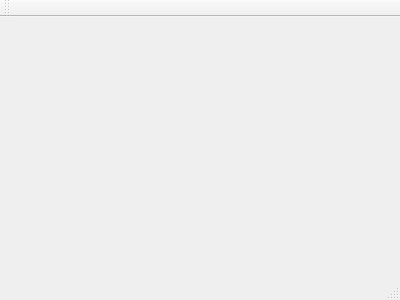
Above: mainwindow.ui from frazzyfin/SLD before the change. Below: the same form after it.
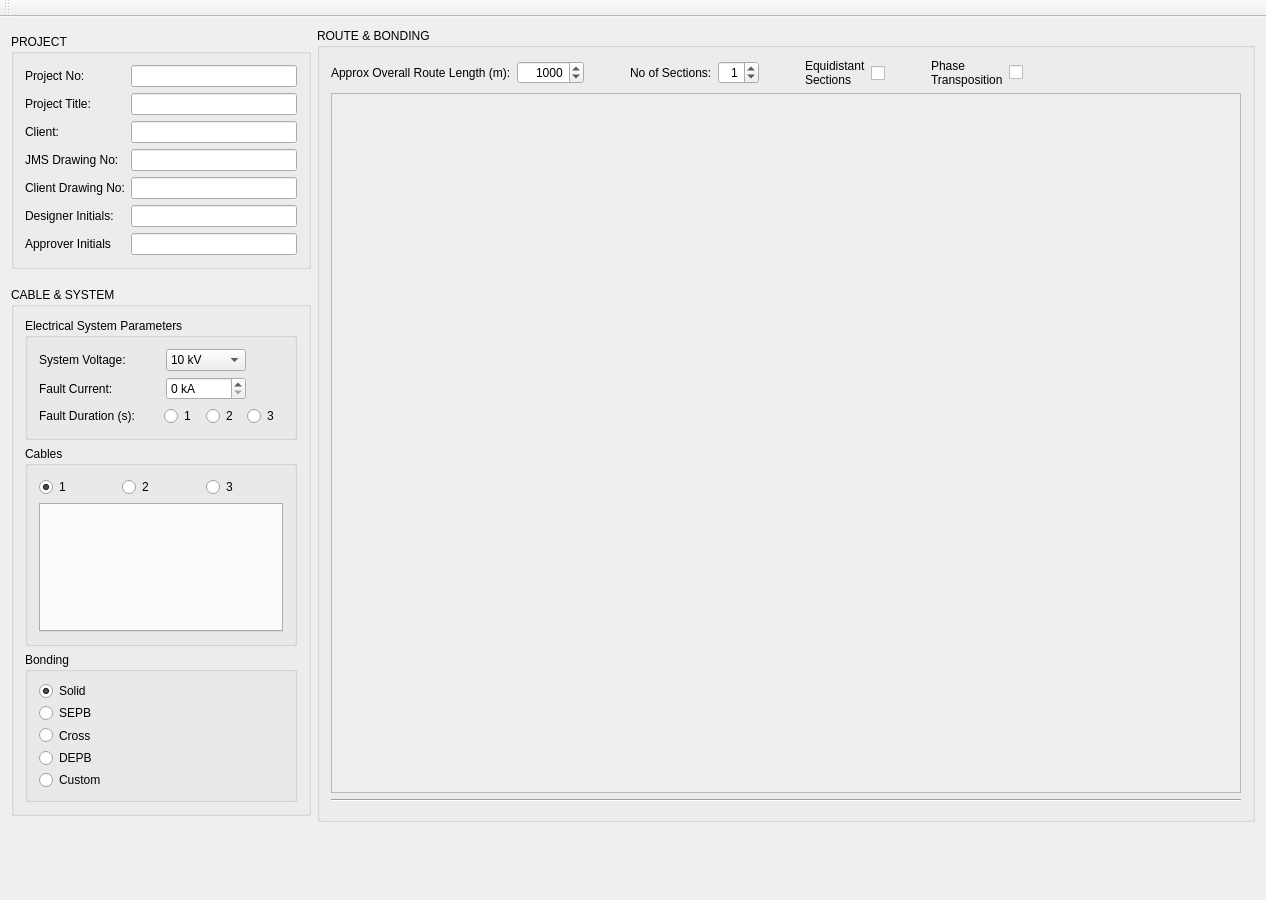
That is the form after the change. Custom widgets are drawn as their Qt base class.

Commit message: First draft of UI - Added a lot of ui elements

```diff
--- a/mainwindow.ui
+++ b/mainwindow.ui
@@ -1,24 +1,773 @@
 <ui version="4.0">
  <class>MainWindow</class>
- <widget class="QMainWindow" name="MainWindow" >
-  <property name="geometry" >
+ <widget class="QMainWindow" name="MainWindow">
+  <property name="geometry">
    <rect>
     <x>0</x>
     <y>0</y>
-    <width>400</width>
-    <height>300</height>
+    <width>1266</width>
+    <height>900</height>
    </rect>
   </property>
-  <property name="windowTitle" >
+  <property name="minimumSize">
+   <size>
+    <width>1266</width>
+    <height>900</height>
+   </size>
+  </property>
+  <property name="windowTitle">
    <string>MainWindow</string>
   </property>
-  <widget class="QMenuBar" name="menuBar" />
-  <widget class="QToolBar" name="mainToolBar" />
-  <widget class="QWidget" name="centralWidget" />
-  <widget class="QStatusBar" name="statusBar" />
+  <widget class="QWidget" name="centralWidget">
+   <layout class="QGridLayout" name="gridLayout">
+    <item row="5" column="0">
+     <widget class="QGroupBox" name="gbxCableSystem">
+      <property name="maximumSize">
+       <size>
+        <width>300</width>
+        <height>543</height>
+       </size>
+      </property>
+      <property name="styleSheet">
+       <string notr="true"/>
+      </property>
+      <property name="title">
+       <string>CABLE &amp;&amp; SYSTEM</string>
+      </property>
+      <layout class="QVBoxLayout" name="verticalLayout">
+       <item>
+        <widget class="QGroupBox" name="gbxElectricalParams">
+         <property name="title">
+          <string>Electrical System Parameters</string>
+         </property>
+         <layout class="QVBoxLayout" name="verticalLayout_4">
+          <item>
+           <layout class="QFormLayout" name="formLayout_2">
+            <property name="horizontalSpacing">
+             <number>40</number>
+            </property>
+            <item row="0" column="0">
+             <widget class="QLabel" name="lblSystemVoltage_2">
+              <property name="text">
+               <string>System Voltage:</string>
+              </property>
+             </widget>
+            </item>
+            <item row="0" column="1">
+             <widget class="QComboBox" name="cmbSystemVoltage_2">
+              <property name="maximumSize">
+               <size>
+                <width>80</width>
+                <height>16777215</height>
+               </size>
+              </property>
+              <property name="layoutDirection">
+               <enum>Qt::LeftToRight</enum>
+              </property>
+              <item>
+               <property name="text">
+                <string>10 kV</string>
+               </property>
+              </item>
+              <item>
+               <property name="text">
+                <string>11 kV</string>
+               </property>
+              </item>
+              <item>
+               <property name="text">
+                <string>20 kV</string>
+               </property>
+              </item>
+              <item>
+               <property name="text">
+                <string>30 kV</string>
+               </property>
+              </item>
+              <item>
+               <property name="text">
+                <string>66 kV</string>
+               </property>
+              </item>
+              <item>
+               <property name="text">
+                <string>110 kV</string>
+               </property>
+              </item>
+              <item>
+               <property name="text">
+                <string>132 kV</string>
+               </property>
+              </item>
+              <item>
+               <property name="text">
+                <string>220 kV</string>
+               </property>
+              </item>
+              <item>
+               <property name="text">
+                <string>275 kV</string>
+               </property>
+              </item>
+              <item>
+               <property name="text">
+                <string>400 kV</string>
+               </property>
+              </item>
+             </widget>
+            </item>
+            <item row="1" column="0">
+             <widget class="QLabel" name="lblFaultCurrent">
+              <property name="text">
+               <string>Fault Current:</string>
+              </property>
+             </widget>
+            </item>
+            <item row="1" column="1">
+             <widget class="QSpinBox" name="spnFaultCurrent">
+              <property name="maximumSize">
+               <size>
+                <width>80</width>
+                <height>16777215</height>
+               </size>
+              </property>
+              <property name="suffix">
+               <string> kA</string>
+              </property>
+             </widget>
+            </item>
+           </layout>
+          </item>
+          <item>
+           <layout class="QHBoxLayout" name="layoutFaultDuration">
+            <item>
+             <widget class="QLabel" name="lblFaultDuration">
+              <property name="text">
+               <string>Fault Duration (s):</string>
+              </property>
+             </widget>
+            </item>
+            <item>
+             <layout class="QHBoxLayout" name="horizontalLayout_10">
+              <item>
+               <widget class="QRadioButton" name="radOneSecond">
+                <property name="text">
+                 <string>1</string>
+                </property>
+               </widget>
+              </item>
+              <item>
+               <widget class="QRadioButton" name="radTwoSecond">
+                <property name="text">
+                 <string>2</string>
+                </property>
+               </widget>
+              </item>
+              <item>
+               <widget class="QRadioButton" name="radThreeSecond">
+                <property name="text">
+                 <string>3</string>
+                </property>
+               </widget>
+              </item>
+             </layout>
+            </item>
+           </layout>
+          </item>
+         </layout>
+        </widget>
+       </item>
+       <item>
+        <widget class="QGroupBox" name="gbxCables">
+         <property name="sizePolicy">
+          <sizepolicy hsizetype="Preferred" vsizetype="Maximum">
+           <horstretch>0</horstretch>
+           <verstretch>0</verstretch>
+          </sizepolicy>
+         </property>
+         <property name="minimumSize">
+          <size>
+           <width>0</width>
+           <height>200</height>
+          </size>
+         </property>
+         <property name="title">
+          <string>Cables</string>
+         </property>
+         <layout class="QVBoxLayout" name="verticalLayout_2">
+          <item>
+           <layout class="QHBoxLayout" name="layoutCableNo">
+            <item>
+             <widget class="QRadioButton" name="radCable1">
+              <property name="maximumSize">
+               <size>
+                <width>16777215</width>
+                <height>23</height>
+               </size>
+              </property>
+              <property name="text">
+               <string>1</string>
+              </property>
+              <property name="checked">
+               <bool>true</bool>
+              </property>
+             </widget>
+            </item>
+            <item>
+             <widget class="QRadioButton" name="radCable2">
+              <property name="maximumSize">
+               <size>
+                <width>16777215</width>
+                <height>23</height>
+               </size>
+              </property>
+              <property name="text">
+               <string>2</string>
+              </property>
+             </widget>
+            </item>
+            <item>
+             <widget class="QRadioButton" name="radCable3">
+              <property name="maximumSize">
+               <size>
+                <width>16777215</width>
+                <height>23</height>
+               </size>
+              </property>
+              <property name="text">
+               <string>3</string>
+              </property>
+             </widget>
+            </item>
+           </layout>
+          </item>
+          <item>
+           <widget class="CableTabWidget" name="cableTabWidget">
+            <property name="currentIndex">
+             <number>-1</number>
+            </property>
+           </widget>
+          </item>
+         </layout>
+        </widget>
+       </item>
+       <item>
+        <widget class="QGroupBox" name="gbxBonding">
+         <property name="maximumSize">
+          <size>
+           <width>16777215</width>
+           <height>150</height>
+          </size>
+         </property>
+         <property name="title">
+          <string>Bonding</string>
+         </property>
+         <layout class="QGridLayout" name="gridLayout_2">
+          <item row="7" column="0">
+           <widget class="QRadioButton" name="radCableCustom">
+            <property name="text">
+             <string>Custom</string>
+            </property>
+            <property name="checked">
+             <bool>false</bool>
+            </property>
+           </widget>
+          </item>
+          <item row="1" column="0">
+           <widget class="QRadioButton" name="radCableSolid">
+            <property name="text">
+             <string>Solid</string>
+            </property>
+            <property name="checked">
+             <bool>true</bool>
+            </property>
+           </widget>
+          </item>
+          <item row="5" column="0">
+           <widget class="QRadioButton" name="radCableCross">
+            <property name="text">
+             <string>Cross</string>
+            </property>
+           </widget>
+          </item>
+          <item row="2" column="0">
+           <widget class="QRadioButton" name="radCableSEPB">
+            <property name="text">
+             <string>SEPB</string>
+            </property>
+            <property name="checked">
+             <bool>false</bool>
+            </property>
+           </widget>
+          </item>
+          <item row="6" column="0">
+           <widget class="QRadioButton" name="radCableDEPB">
+            <property name="text">
+             <string>DEPB</string>
+            </property>
+           </widget>
+          </item>
+         </layout>
+        </widget>
+       </item>
+      </layout>
+     </widget>
+    </item>
+    <item row="1" column="1" rowspan="6">
+     <widget class="QGroupBox" name="gbxRouteBonding">
+      <property name="sizePolicy">
+       <sizepolicy hsizetype="Preferred" vsizetype="Preferred">
+        <horstretch>0</horstretch>
+        <verstretch>0</verstretch>
+       </sizepolicy>
+      </property>
+      <property name="minimumSize">
+       <size>
+        <width>600</width>
+        <height>0</height>
+       </size>
+      </property>
+      <property name="title">
+       <string>ROUTE &amp;&amp; BONDING</string>
+      </property>
+      <property name="flat">
+       <bool>false</bool>
+      </property>
+      <layout class="QVBoxLayout" name="verticalLayout_5">
+       <property name="sizeConstraint">
+        <enum>QLayout::SetDefaultConstraint</enum>
+       </property>
+       <item>
+        <layout class="QHBoxLayout" name="layoutRouteBonding">
+         <property name="spacing">
+          <number>6</number>
+         </property>
+         <property name="sizeConstraint">
+          <enum>QLayout::SetMinAndMaxSize</enum>
+         </property>
+         <item>
+          <widget class="QLabel" name="lblRouteLength">
+           <property name="sizePolicy">
+            <sizepolicy hsizetype="Fixed" vsizetype="Fixed">
+             <horstretch>0</horstretch>
+             <verstretch>0</verstretch>
+            </sizepolicy>
+           </property>
+           <property name="maximumSize">
+            <size>
+             <width>16777215</width>
+             <height>30</height>
+            </size>
+           </property>
+           <property name="text">
+            <string>Approx Overall Route Length (m):</string>
+           </property>
+          </widget>
+         </item>
+         <item>
+          <widget class="QSpinBox" name="spnRouteLength">
+           <property name="sizePolicy">
+            <sizepolicy hsizetype="Fixed" vsizetype="Fixed">
+             <horstretch>0</horstretch>
+             <verstretch>0</verstretch>
+            </sizepolicy>
+           </property>
+           <property name="alignment">
+            <set>Qt::AlignRight|Qt::AlignTrailing|Qt::AlignVCenter</set>
+           </property>
+           <property name="maximum">
+            <number>99999999</number>
+           </property>
+           <property name="value">
+            <number>1000</number>
+           </property>
+          </widget>
+         </item>
+         <item>
+          <spacer name="horizontalSpacer_10">
+           <property name="orientation">
+            <enum>Qt::Horizontal</enum>
+           </property>
+           <property name="sizeType">
+            <enum>QSizePolicy::Fixed</enum>
+           </property>
+           <property name="sizeHint" stdset="0">
+            <size>
+             <width>40</width>
+             <height>20</height>
+            </size>
+           </property>
+          </spacer>
+         </item>
+         <item>
+          <widget class="QLabel" name="lblSections">
+           <property name="sizePolicy">
+            <sizepolicy hsizetype="Fixed" vsizetype="Fixed">
+             <horstretch>0</horstretch>
+             <verstretch>0</verstretch>
+            </sizepolicy>
+           </property>
+           <property name="text">
+            <string>No of Sections:</string>
+           </property>
+          </widget>
+         </item>
+         <item>
+          <widget class="QSpinBox" name="spnSections">
+           <property name="sizePolicy">
+            <sizepolicy hsizetype="Fixed" vsizetype="Fixed">
+             <horstretch>0</horstretch>
+             <verstretch>0</verstretch>
+            </sizepolicy>
+           </property>
+           <property name="alignment">
+            <set>Qt::AlignRight|Qt::AlignTrailing|Qt::AlignVCenter</set>
+           </property>
+           <property name="value">
+            <number>1</number>
+           </property>
+          </widget>
+         </item>
+         <item>
+          <spacer name="horizontalSpacer_11">
+           <property name="orientation">
+            <enum>Qt::Horizontal</enum>
+           </property>
+           <property name="sizeType">
+            <enum>QSizePolicy::Fixed</enum>
+           </property>
+           <property name="sizeHint" stdset="0">
+            <size>
+             <width>40</width>
+             <height>20</height>
+            </size>
+           </property>
+          </spacer>
+         </item>
+         <item>
+          <widget class="QLabel" name="lblEquidistant">
+           <property name="sizePolicy">
+            <sizepolicy hsizetype="Fixed" vsizetype="Fixed">
+             <horstretch>0</horstretch>
+             <verstretch>0</verstretch>
+            </sizepolicy>
+           </property>
+           <property name="maximumSize">
+            <size>
+             <width>90</width>
+             <height>16777215</height>
+            </size>
+           </property>
+           <property name="text">
+            <string>Equidistant Sections</string>
+           </property>
+           <property name="wordWrap">
+            <bool>true</bool>
+           </property>
+          </widget>
+         </item>
+         <item>
+          <widget class="QCheckBox" name="chkEquidistant">
+           <property name="sizePolicy">
+            <sizepolicy hsizetype="Fixed" vsizetype="Fixed">
+             <horstretch>0</horstretch>
+             <verstretch>0</verstretch>
+            </sizepolicy>
+           </property>
+           <property name="maximumSize">
+            <size>
+             <width>16777215</width>
+             <height>30</height>
+            </size>
+           </property>
+           <property name="text">
+            <string/>
+           </property>
+          </widget>
+         </item>
+         <item>
+          <spacer name="horizontalSpacer_12">
+           <property name="orientation">
+            <enum>Qt::Horizontal</enum>
+           </property>
+           <property name="sizeType">
+            <enum>QSizePolicy::Fixed</enum>
+           </property>
+           <property name="sizeHint" stdset="0">
+            <size>
+             <width>40</width>
+             <height>20</height>
+            </size>
+           </property>
+          </spacer>
+         </item>
+         <item>
+          <widget class="QLabel" name="lblPhase">
+           <property name="sizePolicy">
+            <sizepolicy hsizetype="Fixed" vsizetype="Fixed">
+             <horstretch>0</horstretch>
+             <verstretch>0</verstretch>
+            </sizepolicy>
+           </property>
+           <property name="maximumSize">
+            <size>
+             <width>100</width>
+             <height>16777215</height>
+            </size>
+           </property>
+           <property name="text">
+            <string>Phase Transposition</string>
+           </property>
+           <property name="wordWrap">
+            <bool>true</bool>
+           </property>
+          </widget>
+         </item>
+         <item>
+          <widget class="QCheckBox" name="chkPhase">
+           <property name="sizePolicy">
+            <sizepolicy hsizetype="Fixed" vsizetype="Fixed">
+             <horstretch>0</horstretch>
+             <verstretch>0</verstretch>
+            </sizepolicy>
+           </property>
+           <property name="text">
+            <string/>
+           </property>
+          </widget>
+         </item>
+         <item>
+          <spacer name="horizontalSpacer_13">
+           <property name="orientation">
+            <enum>Qt::Horizontal</enum>
+           </property>
+           <property name="sizeHint" stdset="0">
+            <size>
+             <width>40</width>
+             <height>20</height>
+            </size>
+           </property>
+          </spacer>
+         </item>
+        </layout>
+       </item>
+       <item>
+        <widget class="QScrollArea" name="scrollArea">
+         <property name="widgetResizable">
+          <bool>true</bool>
+         </property>
+         <widget class="QWidget" name="scrollRoutes">
+          <property name="geometry">
+           <rect>
+            <x>0</x>
+            <y>0</y>
+            <width>916</width>
+            <height>698</height>
+           </rect>
+          </property>
+         </widget>
+        </widget>
+       </item>
+       <item>
+        <widget class="Line" name="line">
+         <property name="orientation">
+          <enum>Qt::Horizontal</enum>
+         </property>
+        </widget>
+       </item>
+       <item>
+        <widget class="QWidget" name="widget" native="true">
+         <property name="autoFillBackground">
+          <bool>false</bool>
+         </property>
+        </widget>
+       </item>
+      </layout>
+     </widget>
+    </item>
+    <item row="7" column="0">
+     <spacer name="verticalSpacer">
+      <property name="orientation">
+       <enum>Qt::Vertical</enum>
+      </property>
+      <property name="sizeHint" stdset="0">
+       <size>
+        <width>20</width>
+        <height>40</height>
+       </size>
+      </property>
+     </spacer>
+    </item>
+    <item row="2" column="0">
+     <widget class="QGroupBox" name="gbxProject">
+      <property name="sizePolicy">
+       <sizepolicy hsizetype="Preferred" vsizetype="Preferred">
+        <horstretch>0</horstretch>
+        <verstretch>0</verstretch>
+       </sizepolicy>
+      </property>
+      <property name="minimumSize">
+       <size>
+        <width>0</width>
+        <height>0</height>
+       </size>
+      </property>
+      <property name="maximumSize">
+       <size>
+        <width>300</width>
+        <height>260</height>
+       </size>
+      </property>
+      <property name="title">
+       <string>PROJECT</string>
+      </property>
+      <layout class="QVBoxLayout" name="verticalLayout_3">
+       <item>
+        <layout class="QFormLayout" name="formLayout">
+         <item row="0" column="0">
+          <widget class="QLabel" name="lblProjectNo_2">
+           <property name="text">
+            <string>Project No:</string>
+           </property>
+          </widget>
+         </item>
+         <item row="0" column="1">
+          <widget class="QLineEdit" name="txtProjectNo_2">
+           <property name="maxLength">
+            <number>60</number>
+           </property>
+          </widget>
+         </item>
+         <item row="1" column="0">
+          <widget class="QLabel" name="lblProjectTitle_2">
+           <property name="text">
+            <string>Project Title:</string>
+           </property>
+          </widget>
+         </item>
+         <item row="1" column="1">
+          <widget class="QLineEdit" name="txtProjectTitle_3">
+           <property name="maxLength">
+            <number>60</number>
+           </property>
+          </widget>
+         </item>
+         <item row="2" column="0">
+          <widget class="QLabel" name="lblClient_2">
+           <property name="text">
+            <string>Client:</string>
+           </property>
+          </widget>
+         </item>
+         <item row="2" column="1">
+          <widget class="QLineEdit" name="txtClient">
+           <property name="maxLength">
+            <number>60</number>
+           </property>
+          </widget>
+         </item>
+         <item row="3" column="0">
+          <widget class="QLabel" name="lblJmsDrawingNo">
+           <property name="text">
+            <string>JMS Drawing No:</string>
+           </property>
+          </widget>
+         </item>
+         <item row="3" column="1">
+          <widget class="QLineEdit" name="txtJmsDrawingNo">
+           <property name="maxLength">
+            <number>60</number>
+           </property>
+          </widget>
+         </item>
+         <item row="4" column="0">
+          <widget class="QLabel" name="lblClientDrawingNo_2">
+           <property name="text">
+            <string>Client Drawing No:</string>
+           </property>
+          </widget>
+         </item>
+         <item row="4" column="1">
+          <widget class="QLineEdit" name="txtClientDrawingNo_2">
+           <property name="maxLength">
+            <number>60</number>
+           </property>
+          </widget>
+         </item>
+         <item row="5" column="0">
+          <widget class="QLabel" name="lblDesignerInitials_2">
+           <property name="text">
+            <string>Designer Initials:</string>
+           </property>
+          </widget>
+         </item>
+         <item row="5" column="1">
+          <widget class="QLineEdit" name="txtDesignerInitials_2">
+           <property name="maxLength">
+            <number>10</number>
+           </property>
+          </widget>
+         </item>
+         <item row="6" column="0">
+          <widget class="QLabel" name="lblApproverInitials">
+           <property name="text">
+            <string>Approver Initials</string>
+           </property>
+          </widget>
+         </item>
+         <item row="6" column="1">
+          <widget class="QLineEdit" name="txtApproverInitials">
+           <property name="maxLength">
+            <number>10</number>
+           </property>
+          </widget>
+         </item>
+        </layout>
+       </item>
+      </layout>
+     </widget>
+    </item>
+   </layout>
+  </widget>
+  <widget class="QMenuBar" name="menuBar">
+   <property name="geometry">
+    <rect>
+     <x>0</x>
+     <y>0</y>
+     <width>1266</width>
+     <height>22</height>
+    </rect>
+   </property>
+  </widget>
+  <widget class="QToolBar" name="mainToolBar">
+   <attribute name="toolBarArea">
+    <enum>TopToolBarArea</enum>
+   </attribute>
+   <attribute name="toolBarBreak">
+    <bool>false</bool>
+   </attribute>
+  </widget>
  </widget>
- <layoutDefault spacing="6" margin="11" />
- <pixmapfunction></pixmapfunction>
+ <layoutdefault spacing="6" margin="11"/>
+ <customwidgets>
+  <customwidget>
+   <class>CableTabWidget</class>
+   <extends>QTabWidget</extends>
+   <header>cabletabwidget.h</header>
+   <container>1</container>
+  </customwidget>
+ </customwidgets>
+ <tabstops>
+  <tabstop>radOneSecond</tabstop>
+  <tabstop>radTwoSecond</tabstop>
+  <tabstop>radThreeSecond</tabstop>
+  <tabstop>radCableSEPB</tabstop>
+  <tabstop>radCableCross</tabstop>
+  <tabstop>spnRouteLength</tabstop>
+  <tabstop>spnSections</tabstop>
+  <tabstop>chkEquidistant</tabstop>
+  <tabstop>chkPhase</tabstop>
+ </tabstops>
  <resources/>
  <connections/>
 </ui>
```
Left out of the diff: 1 changed line with no effect on the pictures. The commit also changes 6 other files.
